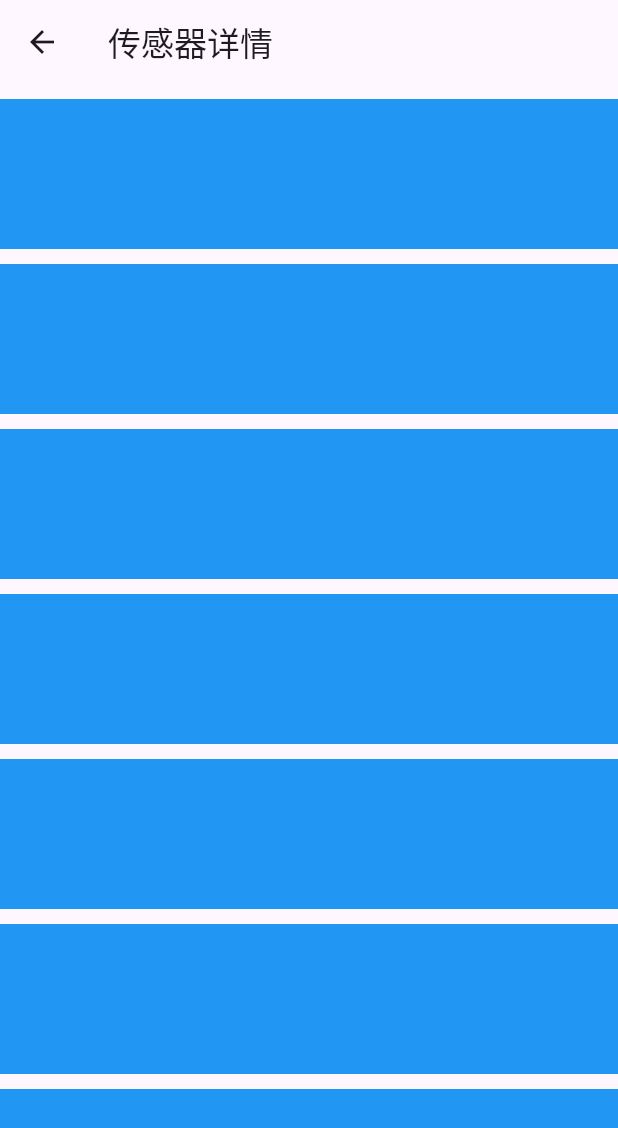
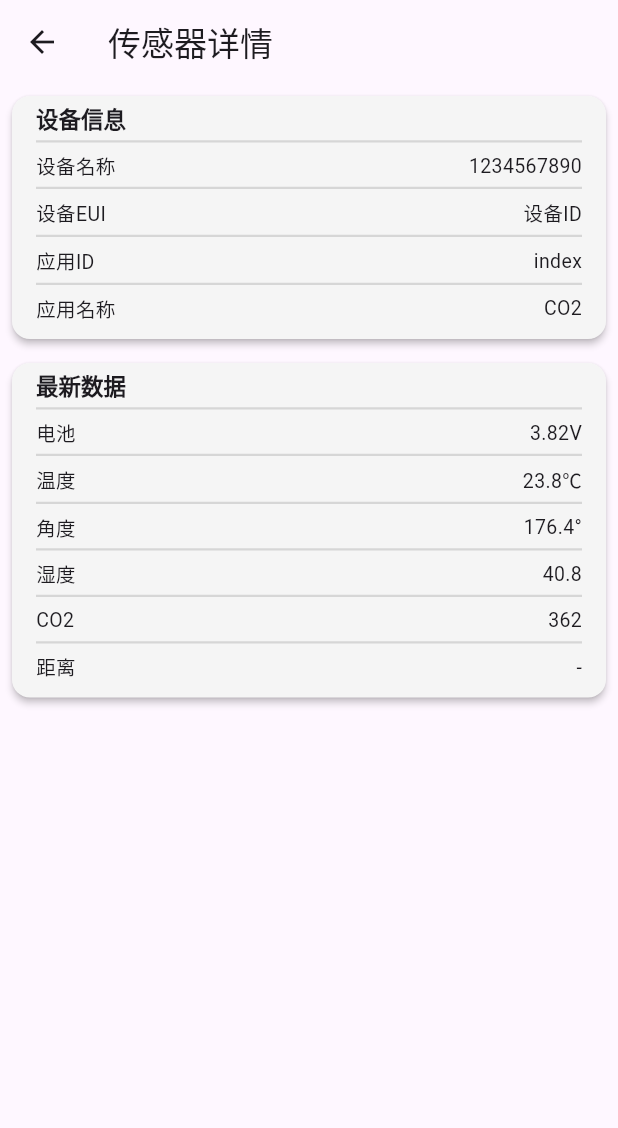
Before and after one commit to Nahida1O27/UI4LoRaWAN, a Flutter app: the screen it shows after launch, after a tap on an icon or button, on a phone screen of 412 x 824 dp. Shown: the top 1128 px of the screen. Run offline on Flutter 3.47's test engine with Material 3 defaults, Android fonts, the phone set to English and light mode, and no system bars.

Commit message:
修复flexible继承关系的错误

```diff
--- a/lib/pages/Sensor/index.dart
+++ b/lib/pages/Sensor/index.dart
@@ -1,5 +1,24 @@
 //传感器详情页
 import 'package:flutter/material.dart';
+import 'package:lorawan/components/Card/txt_line_card.dart';
+
+final List<String> _cardTitles = ["设备信息", "最新数据", "设备控制", "数据历史"];
+final List<List<Map<String, String>>> _cardData = [
+  [
+    {"设备名称": "1234567890"},
+    {"设备EUI": "设备ID"},
+    {"应用ID": "index"},
+    {"应用名称": "CO2"},
+  ],
+  [
+    {"电池": "3.82V"},
+    {"温度": "23.8℃"},
+    {"角度": "176.4°"},
+    {"湿度": "40.8"},
+    {"CO2": "362"},
+    {"距离": "-"},
+  ],
+];
 
 class SensorPage extends StatefulWidget {
   const SensorPage({super.key});
@@ -17,15 +36,10 @@ class _SensorPageState extends State<SensorPage> {
       body: SingleChildScrollView(
         controller: _controller,
         child: Column(
-          children: List.generate(50, (int index) {
-            return Container(
-              margin: EdgeInsets.only(top: 10),
-              width: double.infinity,
-              color: Colors.blue,
-              height: 100,
-              alignment: Alignment.center,
-            );
-          }),
+          children: [
+            TextLineCard(title: _cardTitles[0], data: _cardData[0]),
+            TextLineCard(title: _cardTitles[1], data: _cardData[1]),
+          ],
         ),
       ),
     );
--- a/lib/pages/Sys/index.dart
+++ b/lib/pages/Sys/index.dart
@@ -30,8 +30,7 @@ class _SysPageState extends State<SysPage> {
   Widget build(BuildContext context) {
     return Scaffold(
       appBar: AppBar(title: Text("管理系统")),
-      body: Flexible(
-        child: ListView.builder(
+      body: ListView.builder(
         itemCount: _cardTitles.length,
         itemBuilder: (context, index) {
           return TextLineCard(
@@ -43,7 +42,6 @@ class _SysPageState extends State<SysPage> {
           );
         },
       ),
-      ),
     );
   }
 }
```
Also changed, not shown: 1 other file. Lines whose indentation alone changed are shown as unchanged.
